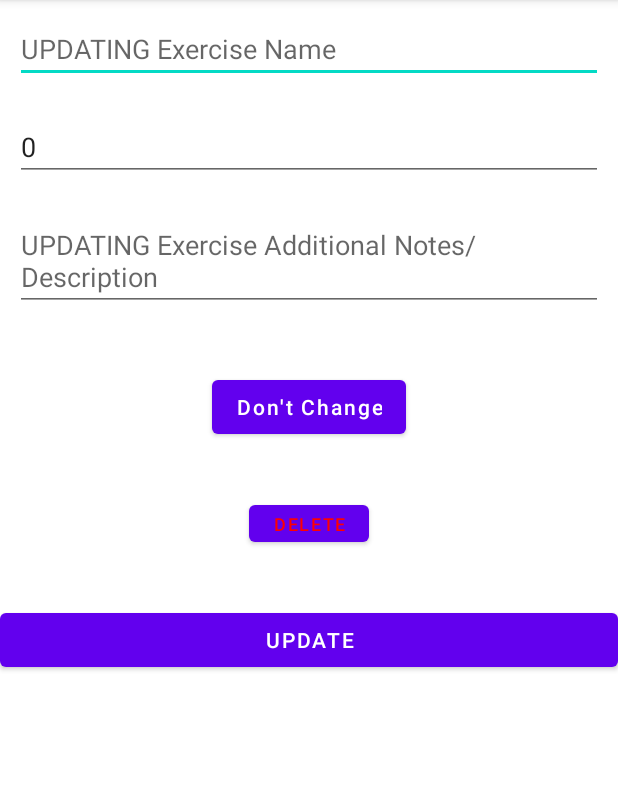
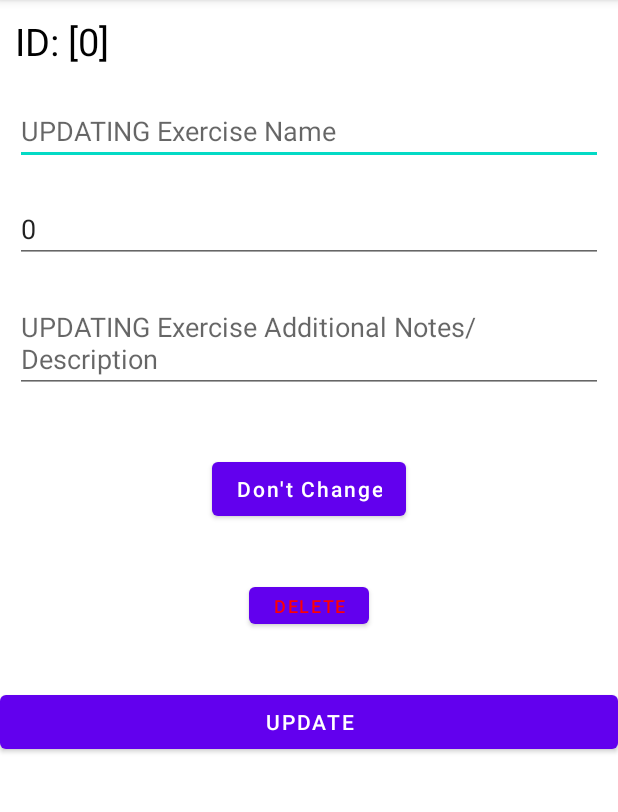
Before and after one commit to Marco-Cen/Movement-Reminder, an Android app: the UpdateDeleteExercisesDatabase screen opened directly, with no data from a screen before it, on a phone screen of 412 x 824 dp, the part 84-896 px from its top. Run offline under Robolectric (Android 15) with nearby library versions, the phone set to English and light mode, and no system bars; 1 statement that could not run was skipped.

```diff
--- a/app/src/main/java/com/example/cruddatabase/CardContentLayout_PainJointsDB.java
+++ b/app/src/main/java/com/example/cruddatabase/CardContentLayout_PainJointsDB.java
@@ -52,7 +52,7 @@ public class CardContentLayout_PainJointsDB extends RecyclerView.Adapter<CardCon
             idJointPainField = itemView.findViewById(R.id.idPainField);
             dateRecordedField = itemView.findViewById(R.id.dateRecorded);
             jointNameField = itemView.findViewById(R.id.jointName);
-            jointPainValueField = itemView.findViewById(R.id.jointPainLevel);
+            jointPainValueField = itemView.findViewById(R.id.painIdDisplaytxt);
         }
     }
 
--- a/app/src/main/java/com/example/cruddatabase/UpdateDeleteExercisesDatabase.java
+++ b/app/src/main/java/com/example/cruddatabase/UpdateDeleteExercisesDatabase.java
@@ -10,6 +10,7 @@ import android.text.TextUtils;
 import android.view.View;
 import android.widget.Button;
 import android.widget.EditText;
+import android.widget.TextView;
 import android.widget.Toast;
 
 import com.example.movementreminder.R;
@@ -27,6 +28,7 @@ public class UpdateDeleteExercisesDatabase extends AppCompatActivity {
 
     // Storing our values from edittext fields.
     private Realm realm;
+    private TextView idDisplayField;
     private long id;
     private Button updateBtn, deletebttn, dontChangebttn;
 
@@ -42,6 +44,7 @@ public class UpdateDeleteExercisesDatabase extends AppCompatActivity {
 
         // initializing our edittext and buttons
         realm = Realm.getDefaultInstance();
+        idDisplayField = findViewById(R.id.idExerciseFieldInUpdatePage);
         exerciseNameField = findViewById(R.id.addExerciseName);
         exerciseDurationField = findViewById(R.id.addExerciseDuration);
         exerciseDescripField = findViewById(R.id.addExerciseNote);
@@ -50,12 +53,13 @@ public class UpdateDeleteExercisesDatabase extends AppCompatActivity {
         dontChangebttn = findViewById(R.id.dontChangeBttnUpdateExercise);
 
         // on below line we are getting data which is passed from intent.
+        id = getIntent().getLongExtra("id", 0);
         exerciseName = getIntent().getStringExtra("exerciseName"); //'name' or the first arguemnt in .get__Extra() refers to
         exerciseDuration = getIntent().getIntExtra("exerciseDuration", 0);
         exerciseDescription = getIntent().getStringExtra("exerciseDescription");
-        id = getIntent().getLongExtra("id", 0);
 
         // on below line we are setting data in our edit test fields.
+        idDisplayField.setText("[" + String.valueOf(id) + "]");
         exerciseNameField.setText(exerciseName);
         exerciseDurationField.setText(String.valueOf(exerciseDuration));
         exerciseDescripField.setText(exerciseDescription);
@@ -137,7 +141,7 @@ public class UpdateDeleteExercisesDatabase extends AppCompatActivity {
                     updateCourse(exerciseDataModel, exerciseName, exerciseDuration, exerciseDescription);
 
                     // on below line we are displaying a toast message when course is updated.
-                    Toast.makeText(UpdateDeleteExercisesDatabase.this, "[" + exerciseName + "] was UPDATED :)", Toast.LENGTH_SHORT).show();
+                    Toast.makeText(UpdateDeleteExercisesDatabase.this, "UPDATED! \n \t \t ID: [" + String.valueOf(id) + "] \n \t \t Exercise Name: [" + exerciseName + "]", Toast.LENGTH_LONG).show();
 
                     // on below line we are opening our activity for read course activity to view updated course.
                     Intent i = new Intent(UpdateDeleteExercisesDatabase.this, ViewExercisesDatabase.class);
--- a/app/src/main/res/layout/activity_crud_updatedelete_exercises_database.xml
+++ b/app/src/main/res/layout/activity_crud_updatedelete_exercises_database.xml
@@ -1,7 +1,6 @@
 <?xml version="1.0" encoding="utf-8"?>
 <!-- activity_update_course -->
-<LinearLayout
-    xmlns:android="http://schemas.android.com/apk/res/android"
+<LinearLayout xmlns:android="http://schemas.android.com/apk/res/android"
     xmlns:tools="http://schemas.android.com/tools"
     android:layout_width="match_parent"
     android:layout_height="match_parent"
@@ -9,29 +8,76 @@
     tools:context="com.example.cruddatabase.UpdateDeleteExercisesDatabase">
 
     <!--Edit text to enter Exercise name -->
+    <LinearLayout
+        android:layout_width="match_parent"
+        android:layout_height="wrap_content"
+        android:orientation="vertical">
+
+        <LinearLayout
+            android:layout_width="match_parent"
+            android:layout_height="match_parent"
+            android:orientation="horizontal">
+
+            <TextView
+                android:id="@+id/exerciseIdDisplaytxt"
+                android:layout_width="wrap_content"
+                android:layout_height="wrap_content"
+                android:layout_marginStart="10dp"
+                android:layout_marginTop="10dp"
+                android:layout_marginBottom="10dp"
+                android:text="ID: "
+                android:textColor="@color/black"
+                android:textSize="25sp" />
+
+            <TextView
+                android:id="@+id/idExerciseFieldInUpdatePage"
+                android:layout_width="0dp"
+                android:layout_height="wrap_content"
+                android:layout_marginTop="10dp"
+                android:layout_marginEnd="10dp"
+                android:layout_marginBottom="10dp"
+                android:layout_weight="1"
+                android:text=" (Dynamic ID)"
+                android:textColor="@color/black"
+                android:textSize="25sp" />
+
+        </LinearLayout>
+
         <EditText
             android:id="@+id/addExerciseName"
             android:layout_width="match_parent"
             android:layout_height="wrap_content"
-        android:layout_margin="10dp"
+            android:layout_marginStart="10dp"
+            android:layout_marginTop="10dp"
+            android:layout_marginEnd="10dp"
+            android:layout_marginBottom="10dp"
             android:hint="UPDATING Exercise Name" />
 
-    <!--edit text to enter exercise duration-->
         <EditText
             android:id="@+id/addExerciseDuration"
             android:layout_width="match_parent"
             android:layout_height="wrap_content"
-        android:layout_margin="10dp"
-        android:inputType="number"
-        android:hint="UPDATING Exercise Duration (Minutes)" />
+            android:layout_marginStart="10dp"
+            android:layout_marginTop="10dp"
+            android:layout_marginEnd="10dp"
+            android:layout_marginBottom="10dp"
+            android:hint="UPDATING Exercise Duration (Minutes)"
+            android:inputType="number" />
 
-    <!--edit text to display exercise additional notes/description -->
         <EditText
             android:id="@+id/addExerciseNote"
             android:layout_width="match_parent"
             android:layout_height="wrap_content"
-        android:layout_margin="10dp"
+            android:layout_marginStart="10dp"
+            android:layout_marginTop="10dp"
+            android:layout_marginEnd="10dp"
+            android:layout_marginBottom="10dp"
             android:hint="UPDATING Exercise Additional Notes/Description" />
+    </LinearLayout>
+
+    <!--edit text to enter exercise duration-->
+
+    <!--edit text to display exercise additional notes/description -->
 
 
     <!--button for adding new course-->
--- a/app/src/main/res/layout/cardcontentlayout_painjointsdb.xml
+++ b/app/src/main/res/layout/cardcontentlayout_painjointsdb.xml
@@ -51,7 +51,7 @@
 
             <!--text view for our joint pain level -->
             <TextView
-                android:id="@+id/jointPainLevel"
+                android:id="@+id/painIdDisplaytxt"
                 android:layout_width="0dp"
                 android:layout_height="wrap_content"
                 android:layout_weight="1"
--- a/app/src/main/res/values/strings.xml
+++ b/app/src/main/res/values/strings.xml
@@ -1,6 +1,6 @@
 <resources>
     <string name="app_name">Movement Reminder</string>
-    <string name="PainForm">Pain Form</string>
+    <string name="PainForm">Joint Pain Form</string>
     <string name="ViewAnalysis">View Analysis of Database Data </string>
 
     <string name="Settings">settings</string>
```
Also changed, not shown: app/src/main/res/layout/activity_crud_add_painjointform_entry_activity.xml (+9 -5 lines), app/src/main/res/layout/activity_crud_updatedelete_painjoints_database.xml (+7 -8 lines). Lines whose indentation alone changed are shown as unchanged.
